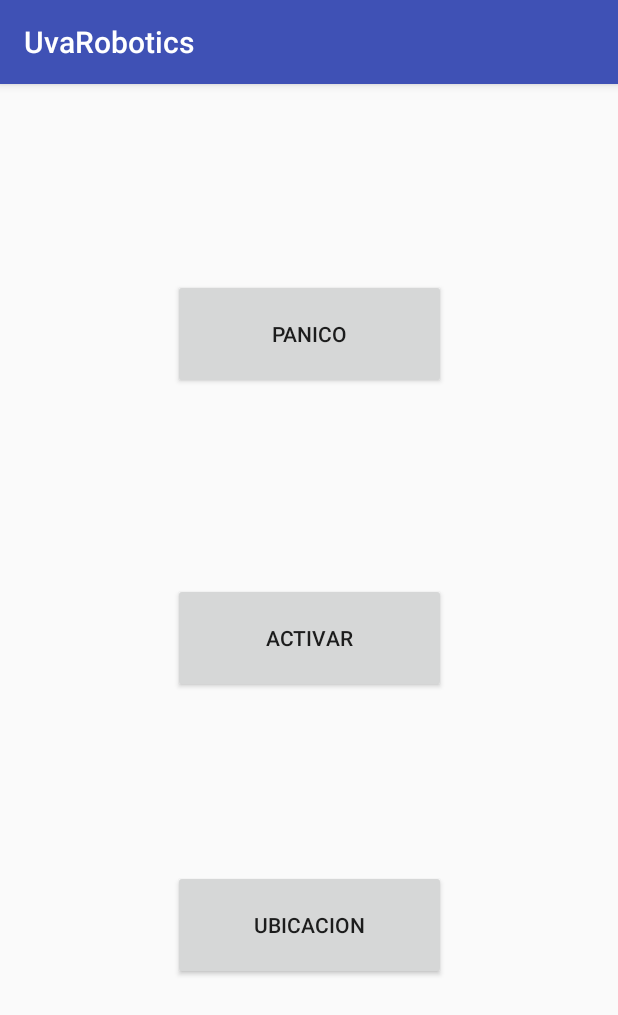
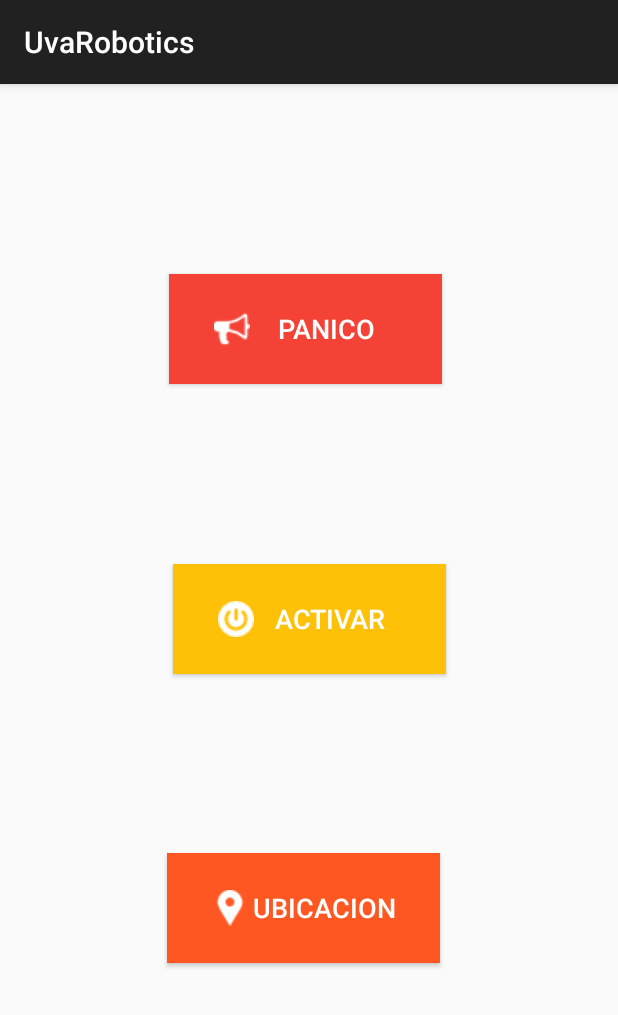
Before and after one commit to MartinMelo97/UvaRoboticsApp, an Android app: the MainActivity screen opened directly, with no data from a screen before it, on a phone screen of 412 x 824 dp. Shown: the top 1015 px of the screen. Run offline under Robolectric (Android 15) with nearby library versions, the phone set to English and light mode, and no system bars.

Commit message:
Botones estilizados

```diff
--- a/app/src/main/res/layout/activity_main.xml
+++ b/app/src/main/res/layout/activity_main.xml
@@ -8,47 +8,66 @@
 
     <Button
         android:id="@+id/BtnUbicacion"
+        style="@style/Widget.AppCompat.Button.Colored"
+        android:layout_width="182dp"
+        android:layout_height="73dp"
+        android:layout_marginLeft="8dp"
+        android:layout_marginRight="8dp"
+        android:layout_marginTop="8dp"
+        android:drawableLeft="@drawable/ubicacion"
+        android:paddingLeft="30dip"
+        android:paddingRight="26dip"
+        android:text="Ubicacion"
+        android:background="@color/colorUbicacion"
+        android:textSize="18sp"
+        app:layout_constraintLeft_toLeftOf="parent"
+        app:layout_constraintRight_toRightOf="parent"
+        app:layout_constraintTop_toTopOf="parent"
+        app:layout_constraintBottom_toBottomOf="parent"
+        android:layout_marginBottom="8dp"
+        app:layout_constraintVertical_bias="0.744"
+        app:layout_constraintHorizontal_bias="0.483" />
+
+    <Button
+        android:id="@+id/BtnActivar"
+        style="@style/Widget.AppCompat.Button.Colored"
+        android:layout_width="182dp"
+        android:layout_height="73dp"
+        android:layout_marginLeft="8dp"
+        android:layout_marginRight="8dp"
+        android:text="Activar"
+        android:drawableLeft="@drawable/activar"
+        android:paddingLeft="30dip"
+        android:paddingRight="26dip"
+        android:textSize="18sp"
+        android:background="@color/colorActivate"
+        app:layout_constraintLeft_toLeftOf="parent"
+        app:layout_constraintRight_toRightOf="parent"
+        android:layout_marginTop="8dp"
+        app:layout_constraintTop_toBottomOf="@+id/BtnPanico"
+        android:layout_marginBottom="8dp"
+        app:layout_constraintBottom_toTopOf="@+id/BtnUbicacion" />
+
+    <Button
+        android:id="@+id/BtnPanico"
+        style="@style/Widget.AppCompat.Button.Colored"
         android:layout_width="182dp"
         android:layout_height="73dp"
         android:layout_marginBottom="8dp"
         android:layout_marginLeft="8dp"
         android:layout_marginRight="8dp"
         android:layout_marginTop="8dp"
-        android:text="Ubicacion"
+        android:drawableLeft="@drawable/panico"
+        android:paddingLeft="30dip"
+        android:paddingRight="26dip"
+        android:text="Panico"
+        android:background="@color/colorAccent"
+        android:textSize="18sp"
         app:layout_constraintBottom_toBottomOf="parent"
         app:layout_constraintLeft_toLeftOf="parent"
         app:layout_constraintRight_toRightOf="parent"
         app:layout_constraintTop_toTopOf="parent"
-        app:layout_constraintVertical_bias="0.76" />
-
-    <Button
-        android:id="@+id/BtnActivar"
-        android:layout_width="182dp"
-        android:layout_height="73dp"
-        android:layout_marginBottom="8dp"
-        android:layout_marginLeft="8dp"
-        android:layout_marginRight="8dp"
-        android:layout_marginTop="8dp"
-        android:text="Activar"
-        app:layout_constraintBottom_toBottomOf="parent"
-        app:layout_constraintLeft_toLeftOf="parent"
-        app:layout_constraintRight_toRightOf="parent"
-        app:layout_constraintTop_toTopOf="parent"
-        app:layout_constraintVertical_bias="0.478" />
-
-    <Button
-        android:id="@+id/BtnPanico"
-        android:layout_width="182dp"
-        android:layout_height="73dp"
-        android:layout_marginBottom="8dp"
-        android:layout_marginLeft="8dp"
-        android:layout_marginRight="8dp"
-        android:layout_marginTop="8dp"
-        android:text="Panico"
-        app:layout_constraintBottom_toBottomOf="parent"
-        app:layout_constraintLeft_toLeftOf="parent"
-        app:layout_constraintRight_toRightOf="parent"
-        app:layout_constraintTop_toTopOf="parent"
-        app:layout_constraintVertical_bias="0.18" />
+        app:layout_constraintVertical_bias="0.175"
+        app:layout_constraintHorizontal_bias="0.489" />
 
 </android.support.constraint.ConstraintLayout>
--- a/app/src/main/res/values/colors.xml
+++ b/app/src/main/res/values/colors.xml
@@ -1,6 +1,8 @@
 <?xml version="1.0" encoding="utf-8"?>
 <resources>
-    <color name="colorPrimary">#3F51B5</color>
-    <color name="colorPrimaryDark">#303F9F</color>
-    <color name="colorAccent">#FF4081</color>
+    <color name="colorPrimary">#212121</color>
+    <color name="colorPrimaryDark">#000000</color>
+    <color name="colorAccent">#f44336</color>
+    <color name="colorActivate">#FFC107</color>
+    <color name="colorUbicacion">#FF5722</color>
 </resources>
```
Also changed, not shown: app/src/main/res/layout/activity_set_number.xml (+29 -12 lines), app/src/main/res/drawable/activar.png (added), app/src/main/res/drawable/panico.png (added), app/src/main/res/drawable/ubicacion.png (added).
